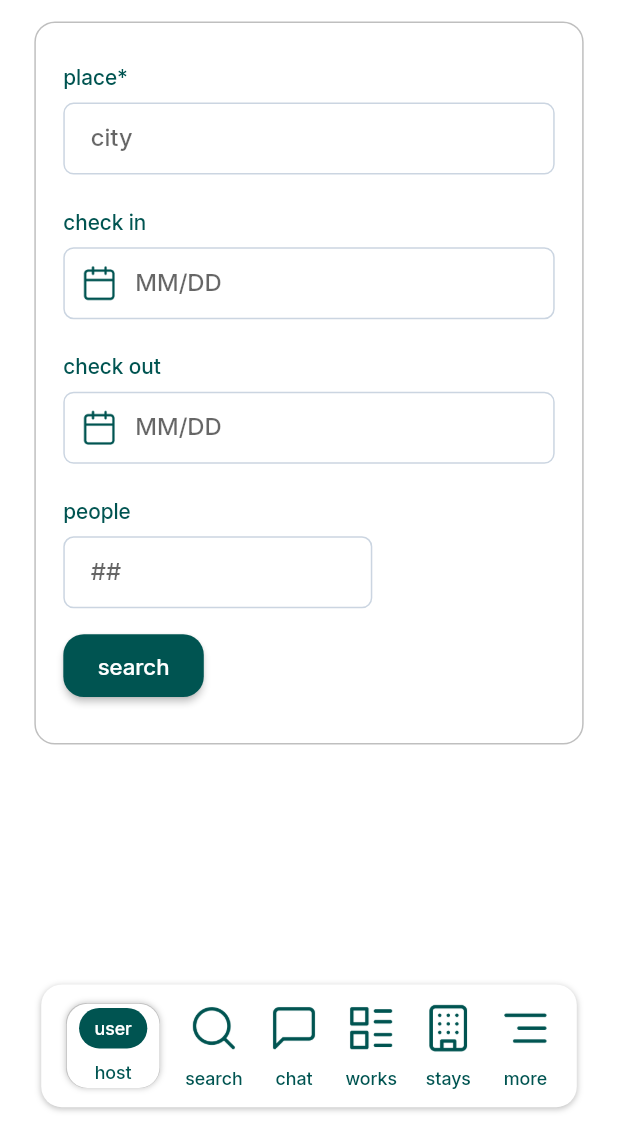
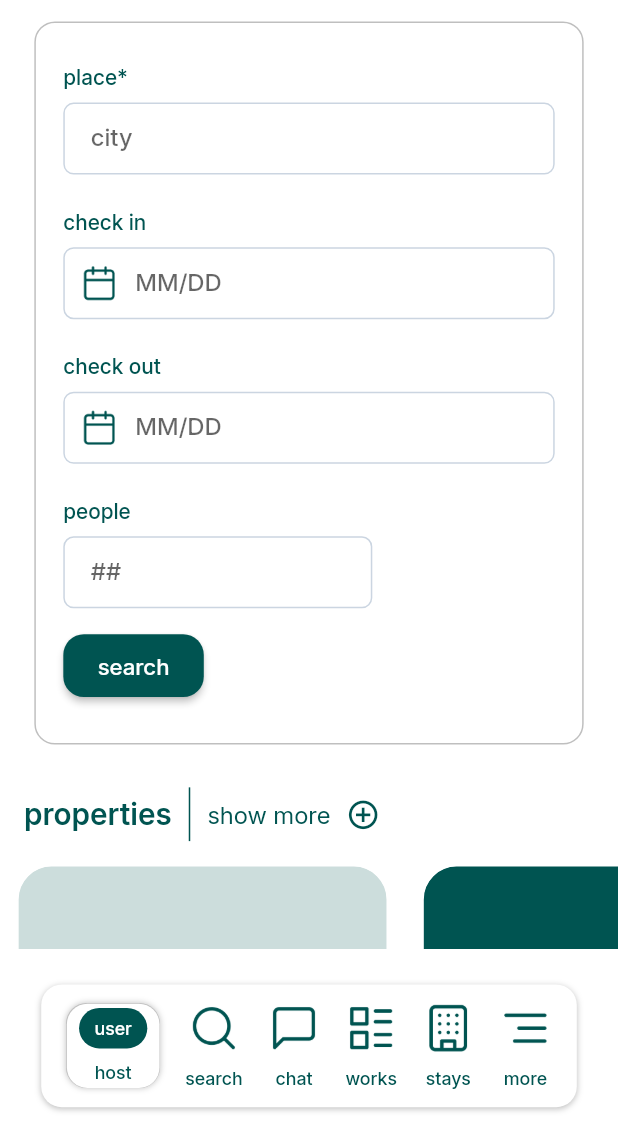
Before and after one commit to deepanshdubey/balcony-flutter, a Flutter app: the HomePage screen opened by its route, on a phone screen of 412 x 824 dp, the part 93-1236 px from its top. Run offline on Flutter 3.47's test engine with Material 3 defaults, Android fonts, the light colour scheme and no system bars; our stand-ins replace auto_route, cached_network_image, flutter_mobx, flutter_screenutil, form_field_validator, get_it and 3 more; accounts and stored records are empty; generated files the repository leaves out were written again.

Commit message:
home page show more widget added

```diff
--- a/lib/ui/home/ui/tabs/user_and_host/ui/user_and_host_page.dart
+++ b/lib/ui/home/ui/tabs/user_and_host/ui/user_and_host_page.dart
@@ -1,5 +1,8 @@
+import 'package:balcony/ui/auth/ui/reset_password_page.dart';
 import 'package:balcony/ui/home/ui/tabs/user_and_host/widget/search_properties_widget.dart';
 import 'package:balcony/ui/home/ui/tabs/user_and_host/widget/search_workspaces_widget.dart';
+import 'package:balcony/ui/home/widget/home_listing_widget.dart';
+import 'package:balcony/values/extensions/context_ext.dart';
 import 'package:balcony/values/extensions/theme_ext.dart';
 import 'package:flutter/material.dart';
 import 'package:flutter_screenutil/flutter_screenutil.dart';
@@ -35,7 +38,39 @@ class _UserAndHostPageState extends State<UserAndHostPage> {
           10.h.verticalSpace,
           _currentIndex == 0
               ? const SearchWorkspacesWidget()
-              : const SearchPropertiesWidget()
+              : const SearchPropertiesWidget(),
+          20.h.verticalSpace,
+          HomeListingWidget(
+              title: "properties",
+              onMoreClick: () {},
+              isReverse: false,
+              children: List.generate(
+                4,
+                (index) {
+                  return Container(
+                    decoration: BoxDecoration(
+                        color: index %  2== 0 ? theme.primaryColor.withOpacity(.2) : theme.primaryColor,
+                        borderRadius: BorderRadius.all(Radius.circular(20.r)),
+                        border: Border.all(color: Colors.white)),
+                  );
+                },
+              )),
+          20.h.verticalSpace,
+          HomeListingWidget(
+              title: "workspaces",
+              onMoreClick: () {},
+              isReverse: true,
+              children: List.generate(
+                4,
+                    (index) {
+                  return Container(
+                    decoration: BoxDecoration(
+                        color: index %  2== 0 ? theme.primaryColor.withOpacity(.2) : theme.primaryColor,
+                        borderRadius: BorderRadius.all(Radius.circular(20.r)),
+                        border: Border.all(color: Colors.white)),
+                  );
+                },
+              ))
         ],
       ),
     );
--- /dev/null
+++ b/lib/ui/home/widget/home_listing_widget.dart
@@ -0,0 +1,92 @@
+import 'package:balcony/values/extensions/context_ext.dart';
+import 'package:flutter/material.dart';
+import 'package:flutter_screenutil/flutter_screenutil.dart';
+
+class HomeListingWidget extends StatelessWidget {
+  final String title;
+  final VoidCallback onMoreClick;
+  final List<Widget> children;
+  final bool isReverse;
+
+  HomeListingWidget({
+    required this.title,
+    required this.onMoreClick,
+    required this.children,
+    this.isReverse = false, // Default is not reversed
+  });
+
+  @override
+  Widget build(BuildContext context) {
+    final theme = Theme.of(context);
+    return Column(
+      crossAxisAlignment: CrossAxisAlignment.start,
+      children: [
+        Padding(
+          padding: const EdgeInsets.symmetric(horizontal: 16.0),
+          child: Row(
+            mainAxisAlignment:
+                isReverse ? MainAxisAlignment.end : MainAxisAlignment.start,
+            children: [
+              isReverse ? showMore(theme) : titleText(theme),
+              Container(
+                color: theme.dividerColor,
+                height: 30.h,
+                width: 1,
+                margin: EdgeInsets.symmetric(horizontal: 10.w),
+              ),
+              isReverse ? titleText(theme) : showMore(theme),
+            ],
+          ),
+        ),
+        const SizedBox(height: 16.0),
+        SizedBox(
+          height: context.height * .28,
+          child: ListView(
+              reverse: isReverse,
+              scrollDirection: Axis.horizontal,
+              children: children
+                  .map(
+                    (e) => Container(
+                        width: context.width * .6,
+                        margin: EdgeInsets.symmetric(horizontal: 10.w),
+                        child: e),
+                  )
+                  .toList()),
+        ),
+      ],
+    );
+  }
+
+  Widget showMore(ThemeData theme) {
+    return GestureDetector(
+      onTap: onMoreClick,
+      child: Row(
+        children: [
+          Text(
+            "show more",
+            style: theme.textTheme.titleMedium?.copyWith(
+              fontSize: 16.spMin,
+              fontWeight: FontWeight.w400,
+            ),
+          ),
+          8.w.horizontalSpace,
+          Icon(
+            Icons.add_circle_outline,
+            color: theme.primaryColor,
+            size: 20.r,
+          ),
+        ],
+      ),
+    );
+  }
+
+  Widget titleText(ThemeData theme) {
+    return Text(
+      title,
+      style: theme.textTheme.titleMedium?.copyWith(
+        fontSize: 20.spMin,
+        fontWeight: FontWeight.w600,
+      ),
+    );
+  }
+}
```
